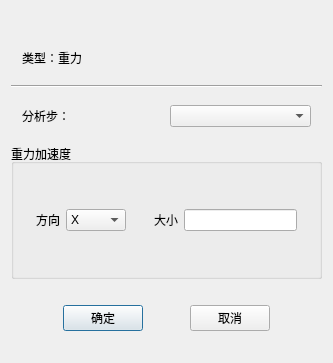
Qt form TW/Gravity.ui (Shixuku/Tower-Visual) before a commit.
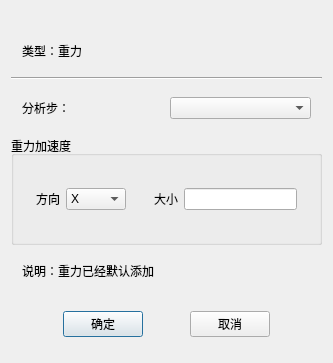
The same form after that commit.

Commit message: 1、将原来塔腿拆分了成了两个类 2、把原来需要设置的第一个静力分析步和重力都默认给了

```diff
--- a/TW/Gravity.ui
+++ b/TW/Gravity.ui
@@ -13,7 +13,7 @@
   <property name="windowTitle">
    <string>重力</string>
   </property>
-  <layout class="QVBoxLayout" name="verticalLayout" stretch="1,1,0,2,1">
+  <layout class="QVBoxLayout" name="verticalLayout" stretch="1,1,0,2,0,1">
    <item>
     <widget class="QWidget" name="widget_3" native="true">
      <layout class="QVBoxLayout" name="verticalLayout_2">
@@ -120,6 +120,19 @@
      </layout>
     </widget>
    </item>
+   <item>
+    <widget class="QWidget" name="widget_6" native="true">
+     <layout class="QHBoxLayout" name="horizontalLayout_6">
+      <item>
+       <widget class="QLabel" name="label_4">
+        <property name="text">
+         <string>说明：重力已经默认添加</string>
+        </property>
+       </widget>
+      </item>
+     </layout>
+    </widget>
+   </item>
    <item>
     <widget class="QWidget" name="widget_2" native="true">
      <layout class="QHBoxLayout" name="horizontalLayout_2">
```
The commit also changes 69 other files.
